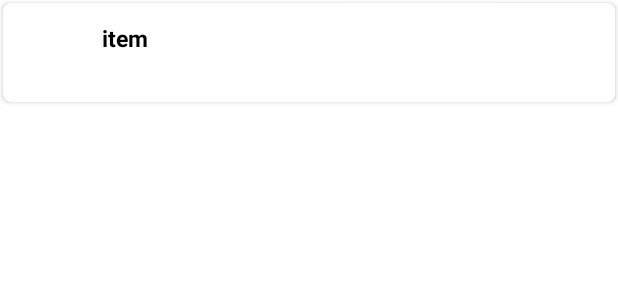
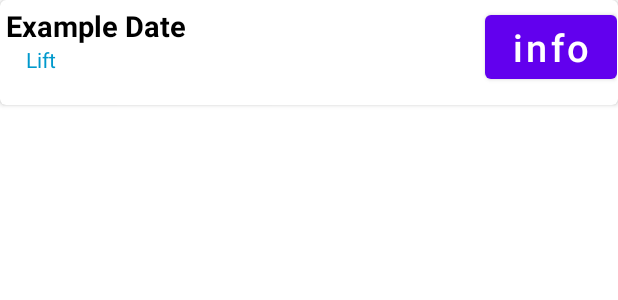
Before and after one commit to Clee2691/gritoria, an Android app: the layout activity_lifting_item_card.xml on its own in the app's theme, with its tools: preview values and no code run, on a phone screen of 412 x 824 dp. Shown: the top 300 px of the screen. Run offline under Robolectric (Android 15) with nearby library versions, the light colour scheme and no system bars.

Commit message:
format change, need to change url and add activity for actually submitting items to db

```diff
--- a/app/src/main/java/edu/neu/madcourse/gritoria/Adapter.java
+++ b/app/src/main/java/edu/neu/madcourse/gritoria/Adapter.java
@@ -32,7 +32,7 @@ public class Adapter extends RecyclerView.Adapter<Holder>{
         LiftItemCard currentItem = itemList.get(position);
 
 
-        holder.itemName.setText(currentItem.getItemName());
+        holder.liftItem.setText(currentItem.getItemName());
 
     }
 
--- a/app/src/main/java/edu/neu/madcourse/gritoria/Holder.java
+++ b/app/src/main/java/edu/neu/madcourse/gritoria/Holder.java
@@ -14,21 +14,22 @@ import androidx.recyclerview.widget.RecyclerView;
 public class Holder extends RecyclerView.ViewHolder{
 
 
-    public ImageView itemIcon;
-    public TextView itemName;
+    public TextView liftDate;
+    public TextView liftItem;
+
 
     public Holder(View itemView, final LiftItemCard listener) {
         super(itemView);
-        itemIcon = itemView.findViewById(R.id.item_icon);
-        itemName = itemView.findViewById(R.id.item_name);
+        liftDate = itemView.findViewById(R.id.liftDate);
+        liftItem = itemView.findViewById(R.id.liftItem);
 
         itemView.setOnClickListener(new View.OnClickListener(){
             @Override
             public void onClick(View view){
 
-                String url =  itemName.getText().toString();
-                Intent intent = new Intent(Intent.ACTION_VIEW, Uri.parse(url));
-                view.getContext().startActivity(intent);
+//                String url =  itemName.getText().toString();
+//                Intent intent = new Intent(Intent.ACTION_VIEW, Uri.parse(url));
+//                view.getContext().startActivity(intent);
 
             }
 
--- a/app/src/main/res/layout/activity_lifting_item_card.xml
+++ b/app/src/main/res/layout/activity_lifting_item_card.xml
@@ -1,47 +1,49 @@
 <?xml version="1.0" encoding="utf-8"?>
 <androidx.cardview.widget.CardView xmlns:android="http://schemas.android.com/apk/res/android"
-    xmlns:app="http://schemas.android.com/apk/res-auto"
+    xmlns:tools="http://schemas.android.com/tools"
     android:layout_width="match_parent"
     android:layout_height="wrap_content"
-    android:layout_margin="2dp"
-    app:cardCornerRadius="5dp">
+    android:layout_marginBottom="4dp"
+    xmlns:app="http://schemas.android.com/apk/res-auto"
+    app:cardCornerRadius="4dp">
 
-    <androidx.constraintlayout.widget.ConstraintLayout
-        android:id="@+id/relativeLayout"
-        android:layout_width="match_parent"
-        android:layout_height="match_parent"
-        android:layout_margin="5dp"
-        app:layout_constraintEnd_toEndOf="parent"
-        app:layout_constraintHorizontal_bias="0.5"
-        app:layout_constraintStart_toStartOf="parent">
-
-        <ImageView
-            android:id="@+id/item_icon"
-            android:layout_width="50dp"
-            android:layout_height="50dp"
-            android:layout_marginStart="5dp"
-            android:layout_marginTop="5dp"
-            android:layout_marginEnd="5dp"
-            android:layout_marginBottom="5dp"
-            android:adjustViewBounds="false"
-            android:contentDescription="icon"
-            android:padding="3dp"
-            app:layout_constraintStart_toStartOf="parent"
-            app:layout_constraintTop_toTopOf="parent" />
+    <RelativeLayout
+        android:layout_width="407dp"
+        android:layout_height="62dp"
+        android:layout_margin="4dp">
 
         <TextView
-            android:id="@+id/item_name"
-            android:layout_width="315dp"
-            android:layout_height="45dp"
-            android:layout_marginStart="5dp"
-            android:layout_marginTop="7dp"
-            android:text="item"
+            android:id="@+id/liftDate"
+            android:layout_width="wrap_content"
+            android:layout_height="wrap_content"
+            android:layout_alignParentStart="true"
+            android:layout_alignParentTop="true"
+            android:layout_toStartOf="@id/Button_Info"
+            android:text="Example Date"
             android:textColor="@android:color/black"
-            android:textSize="15sp"
-            android:textStyle="bold"
-            app:layout_constraintStart_toEndOf="@+id/item_icon"
-            app:layout_constraintTop_toTopOf="parent" />
+            android:textSize="19sp"
+            android:textStyle="bold" />
 
-    </androidx.constraintlayout.widget.ConstraintLayout>
+
+        <TextView
+            android:id="@+id/liftItem"
+            android:layout_width="200dp"
+            android:layout_height="wrap_content"
+            android:layout_below="@+id/liftDate"
+            android:layout_marginEnd="106dp"
+            android:layout_toStartOf="@id/Button_Info"
+            android:text="Lift"
+            android:textColor="@android:color/holo_blue_dark"
+            android:textSize="14sp"
+            android:textStyle="normal" />
+
+        <Button
+            android:id="@+id/Button_Info"
+            android:layout_width="wrap_content"
+            android:layout_height="wrap_content"
+            android:layout_alignParentEnd="true"
+            android:text="info" />
+
+    </RelativeLayout>
 
 </androidx.cardview.widget.CardView>
```
